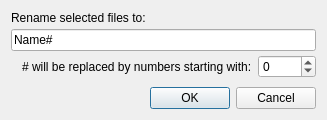
Old version of the form pcmanfm/bulk-rename.ui in the repository lxqt/pcmanfm-qt.
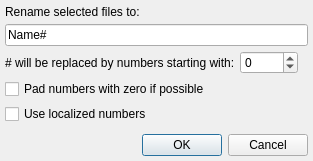
New version of the form.

Commit message:
Added options for locale-awareness and zero-padding to bulk renaming (#1610)
* An option is added for using localized numbers while renaming.
 * Another option is added for padding numbers with zero if possible (thanks to @fredins for the idea).

Both options are unchecked by default.

The edit to the form file:
```diff
--- a/pcmanfm/bulk-rename.ui
+++ b/pcmanfm/bulk-rename.ui
@@ -6,65 +6,21 @@
    <string>Bulk Rename</string>
   </property>
   <layout class="QGridLayout" name="gridLayout">
-   <property name="verticalSpacing">
-    <number>4</number>
+   <property name="leftMargin">
+    <number>5</number>
    </property>
-   <item row="2" column="2">
-    <widget class="QSpinBox" name="spinBox">
-     <property name="minimum">
-      <number>-1000</number>
-     </property>
-     <property name="maximum">
-      <number>1000</number>
-     </property>
-    </widget>
-   </item>
-   <item row="3" column="2">
-    <spacer name="verticalSpacer">
-     <property name="orientation">
-      <enum>Qt::Vertical</enum>
-     </property>
-     <property name="sizeType">
-      <enum>QSizePolicy::MinimumExpanding</enum>
-     </property>
-     <property name="sizeHint" stdset="0">
-      <size>
-       <width>5</width>
-       <height>5</height>
-      </size>
-     </property>
-    </spacer>
-   </item>
-   <item row="4" column="1" colspan="2">
-    <widget class="QDialogButtonBox" name="buttonBox">
-     <property name="standardButtons">
-      <set>QDialogButtonBox::Cancel|QDialogButtonBox::Ok</set>
-     </property>
-    </widget>
-   </item>
-   <item row="2" column="1">
-    <widget class="QLabel" name="label2">
-     <property name="text">
-      <string># will be replaced by numbers starting with:</string>
-     </property>
-    </widget>
-   </item>
-   <item row="2" column="0">
-    <spacer name="horizontalSpacer">
-     <property name="orientation">
-      <enum>Qt::Horizontal</enum>
-     </property>
-     <property name="sizeType">
-      <enum>QSizePolicy::MinimumExpanding</enum>
-     </property>
-     <property name="sizeHint" stdset="0">
-      <size>
-       <width>5</width>
-       <height>5</height>
-      </size>
-     </property>
-    </spacer>
-   </item>
+   <property name="topMargin">
+    <number>5</number>
+   </property>
+   <property name="rightMargin">
+    <number>5</number>
+   </property>
+   <property name="bottomMargin">
+    <number>5</number>
+   </property>
+   <property name="spacing">
+    <number>5</number>
+   </property>
    <item row="0" column="0" colspan="3">
     <widget class="QLabel" name="label1">
      <property name="text">
@@ -85,6 +41,76 @@
      </property>
     </widget>
    </item>
+   <item row="2" column="0">
+    <widget class="QLabel" name="label2">
+     <property name="text">
+      <string># will be replaced by numbers starting with:</string>
+     </property>
+    </widget>
+   </item>
+   <item row="2" column="1">
+    <widget class="QSpinBox" name="spinBox">
+     <property name="minimum">
+      <number>-1000</number>
+     </property>
+     <property name="maximum">
+      <number>1000</number>
+     </property>
+    </widget>
+   </item>
+   <item row="2" column="2">
+    <spacer name="horizontalSpacer">
+     <property name="orientation">
+      <enum>Qt::Horizontal</enum>
+     </property>
+     <property name="sizeType">
+      <enum>QSizePolicy::MinimumExpanding</enum>
+     </property>
+     <property name="sizeHint" stdset="0">
+      <size>
+       <width>5</width>
+       <height>5</height>
+      </size>
+     </property>
+    </spacer>
+   </item>
+   <item row="3" column="0" colspan="3">
+    <widget class="QCheckBox" name="zeroBox">
+     <property name="text">
+      <string>Pad numbers with zero if possible</string>
+     </property>
+    </widget>
+   </item>
+   <item row="4" column="0" colspan="3">
+    <widget class="QCheckBox" name="localeBox">
+     <property name="text">
+      <string>Use localized numbers</string>
+     </property>
+    </widget>
+   </item>
+   <item row="5" column="0">
+    <spacer name="verticalSpacer">
+     <property name="orientation">
+      <enum>Qt::Vertical</enum>
+     </property>
+     <property name="sizeType">
+      <enum>QSizePolicy::MinimumExpanding</enum>
+     </property>
+     <property name="sizeHint" stdset="0">
+      <size>
+       <width>5</width>
+       <height>5</height>
+      </size>
+     </property>
+    </spacer>
+   </item>
+   <item row="6" column="0" colspan="3">
+    <widget class="QDialogButtonBox" name="buttonBox">
+     <property name="standardButtons">
+      <set>QDialogButtonBox::Cancel|QDialogButtonBox::Ok</set>
+     </property>
+    </widget>
+   </item>
   </layout>
  </widget>
  <resources/>
```
The commit also changes 2 other files.
